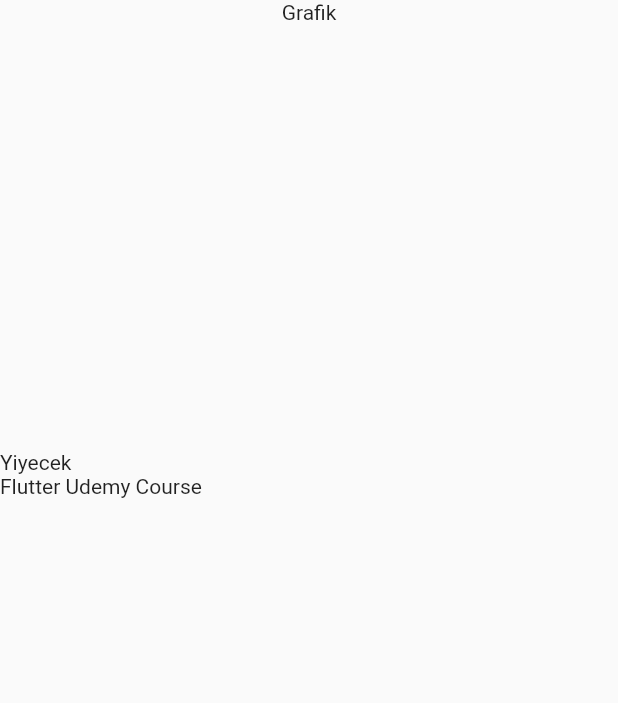
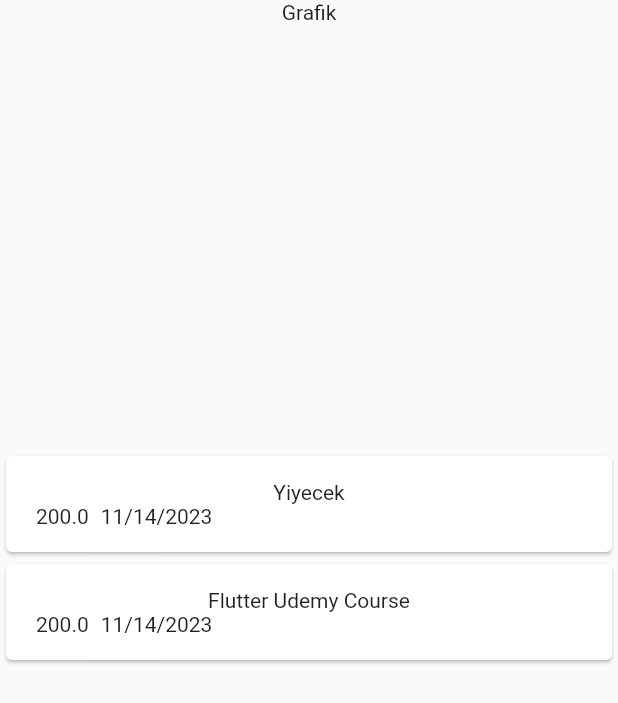
Before and after one commit to halit-kalayci-instruction/tobeto1a-flutter-projects, a Flutter app: the screen it shows after launch, on a phone screen of 412 x 824 dp. Shown: the top 703 px of the screen. Run offline on Flutter 3.47's test engine with Material 2 defaults, Android fonts, the phone set to English and light mode, and no system bars.

Commit message:
date format

```diff
--- a/expenseapp/lib/models/expense.dart
+++ b/expenseapp/lib/models/expense.dart
@@ -1,5 +1,6 @@
 // identifier => kimlik belirleyici (id)
 
+import 'package:intl/intl.dart';
 import 'package:uuid/uuid.dart';
 
 const uuid = Uuid();
@@ -20,6 +21,14 @@ class Expense {
   final double price;
   final DateTime date;
   final Category category;
+
+  // getter method => bir değişken gibi davranır
+  // setter method => bir değişkenin değerini değiştiren method
+
+  String get formattedDate {
+    var formatter = DateFormat.yMd();
+    return formatter.format(date);
+  }
 }
 // e31d96a6-f15e-4787-ad2d-9d3965218523, Yemek, 50
 // a975e32a-999b-47ac-ae73-929a66dd216c, Yemek, 50
--- a/expenseapp/lib/pages/expense_list.dart
+++ b/expenseapp/lib/pages/expense_list.dart
@@ -1,4 +1,5 @@
 import 'package:expenseapp/models/expense.dart';
+import 'package:expenseapp/widgets/expense_item.dart';
 import 'package:flutter/material.dart';
 
 class ExpenseList extends StatefulWidget {
@@ -38,7 +39,7 @@ class _ExpenseListState extends State<ExpenseList> {
             child: ListView.builder(
               itemCount: expenses.length,
               itemBuilder: (context, index) {
-                return Text(expenses[index].name);
+                return ExpenseItem(expenses[index]);
               },
             ),
           ),
--- /dev/null
+++ b/expenseapp/lib/widgets/expense_item.dart
@@ -0,0 +1,28 @@
+import 'package:expenseapp/models/expense.dart';
+import 'package:flutter/material.dart';
+
+class ExpenseItem extends StatelessWidget {
+  const ExpenseItem(this.expense, {Key? key}) : super(key: key);
+  final Expense expense;
+
+  @override
+  Widget build(BuildContext context) {
+    return Card(
+      child: Padding(
+        padding: const EdgeInsets.symmetric(horizontal: 20, vertical: 16),
+        child: Column(
+          children: [
+            Text(expense.name),
+            Row(
+              children: [
+                Text(expense.price.toString()),
+                const SizedBox(width: 8),
+                Text(expense.formattedDate)
+              ],
+            )
+          ],
+        ),
+      ),
+    );
+  }
+}
--- a/expenseapp/pubspec.yaml
+++ b/expenseapp/pubspec.yaml
@@ -36,6 +36,7 @@ dependencies:
   # Use with the CupertinoIcons class for iOS style icons.
   cupertino_icons: ^1.0.2
   uuid: ^4.2.1
+  intl: ^0.18.1
 
 dev_dependencies:
   flutter_test:
```
Also changed, not shown: expenseapp/pubspec.lock.
